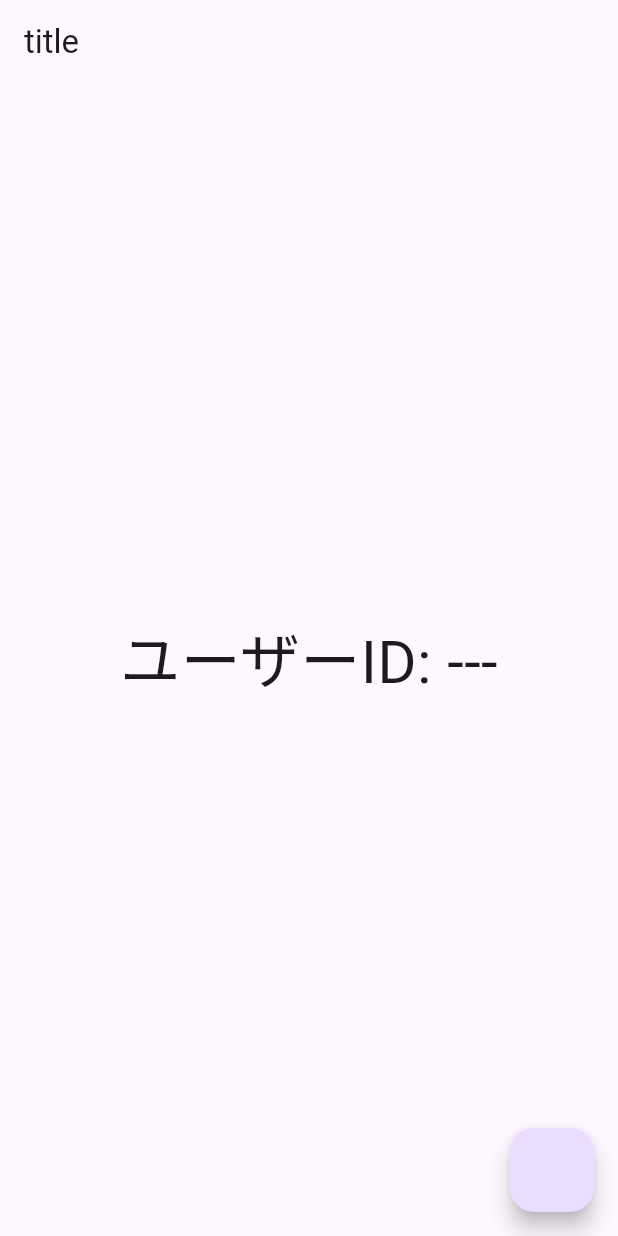
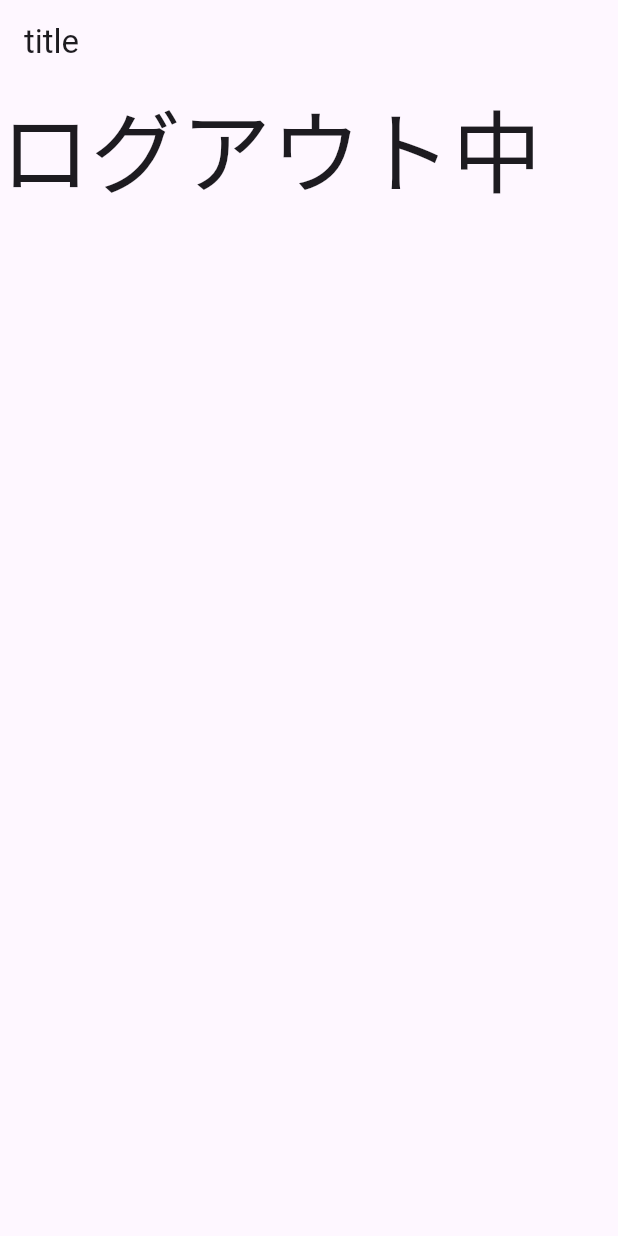
Before and after one commit to mzunohkaru/Flutter-Tutorial, a Flutter app: the screen it shows after launch, on a phone screen of 412 x 824 dp. Run offline on Flutter 3.47's test engine with Material 3 defaults, Android fonts, the phone set to English and light mode, and no system bars; our stand-ins replace cloud_firestore, firebase_auth, firebase_core, fluttertoast, freezed_annotation, get; accounts and stored records are empty; generated files the repository leaves out were written again.

Commit message:
feat:auth controller

```diff
--- a/lib/app.dart
+++ b/lib/app.dart
@@ -1,4 +1,3 @@
-import 'package:flutter/foundation.dart';
 import 'package:flutter/material.dart';
 import 'package:get/get.dart';
 
@@ -11,34 +10,36 @@ class App extends StatelessWidget {
   @override
   Widget build(BuildContext context) {
     return GetMaterialApp(
+      debugShowCheckedModeBanner: false,
       title: F.title,
       theme: ThemeData(
         primarySwatch: Colors.blue,
       ),
-      home: _flavorBanner(
-        child: const MyHomePage(),
-        show: kDebugMode,
-      ),
+      // home: _flavorBanner(
+      //   child: const MyHomePage(),
+      //   show: kDebugMode,
+      // ),
+      home: const MyHomePage(),
     );
   }
 
-  Widget _flavorBanner({
-    required Widget child,
-    bool show = true,
-  }) =>
-      show
-          ? Banner(
-              location: BannerLocation.topStart,
-              message: F.name,
-              color: Colors.green.withOpacity(0.6),
-              textStyle: const TextStyle(
-                  fontWeight: FontWeight.w700,
-                  fontSize: 12.0,
-                  letterSpacing: 1.0),
-              textDirection: TextDirection.ltr,
-              child: child,
-            )
-          : Container(
-              child: child,
-            );
+  // Widget _flavorBanner({
+  //   required Widget child,
+  //   bool show = true,
+  // }) =>
+  //     show
+  //         ? Banner(
+  //             location: BannerLocation.topStart,
+  //             message: F.name,
+  //             color: Colors.green.withOpacity(0.6),
+  //             textStyle: const TextStyle(
+  //                 fontWeight: FontWeight.w700,
+  //                 fontSize: 12.0,
+  //                 letterSpacing: 1.0),
+  //             textDirection: TextDirection.ltr,
+  //             child: child,
+  //           )
+  //         : Container(
+  //             child: child,
+  //           );
 }
--- /dev/null
+++ b/lib/controller/auth_controller.dart
@@ -0,0 +1,13 @@
+import 'package:firebase_auth/firebase_auth.dart';
+import 'package:get/get.dart';
+
+class AuthController extends GetxController {
+  final rxAuthUser = Rx<User?>(null);
+
+  // void onInit() {
+  //   super.onInit();
+  //   FirebaseAuth.instance.authStateChanges().listen((User? user) {
+  //     rxAuthUser.value = user;
+  //   });
+  // }
+}
--- a/lib/pages/my_home_page.dart
+++ b/lib/pages/my_home_page.dart
@@ -1,5 +1,6 @@
 import 'package:flutter/material.dart';
 import 'package:get/get.dart';
+import '../controller/auth_controller.dart';
 import '../controller/my_home_page_controller.dart';
 import '../flavors.dart';
 
@@ -8,21 +9,21 @@ class MyHomePage extends StatelessWidget {
 
   @override
   Widget build(BuildContext context) {
-    final controller = Get.put(MyHomePageController());
+    Get.put(MyHomePageController());
+    final authController = Get.put(AuthController());
+
     return Scaffold(
       appBar: AppBar(
         title: Text(F.title),
       ),
-      floatingActionButton: FloatingActionButton(
-          onPressed: controller.onFloatingActionButtonPressed),
-      body: Center(
-        child: Obx(
-          () => Text(
-            'ユーザーID: ${controller.rxDoc.value?.id ?? "---"}',
-            style: const TextStyle(fontSize: 40.0),
-          ),
-        ),
-      ),
+      body: Obx(() {
+        const style = TextStyle(fontSize: 60);
+        if (authController.rxAuthUser.value != null) {
+          return const Text('ログイン中', style: style);
+        } else {
+          return const Text('ログアウト中', style: style);
+        }
+      }),
     );
   }
 }
```
Also changed, not shown: 1 other file.
